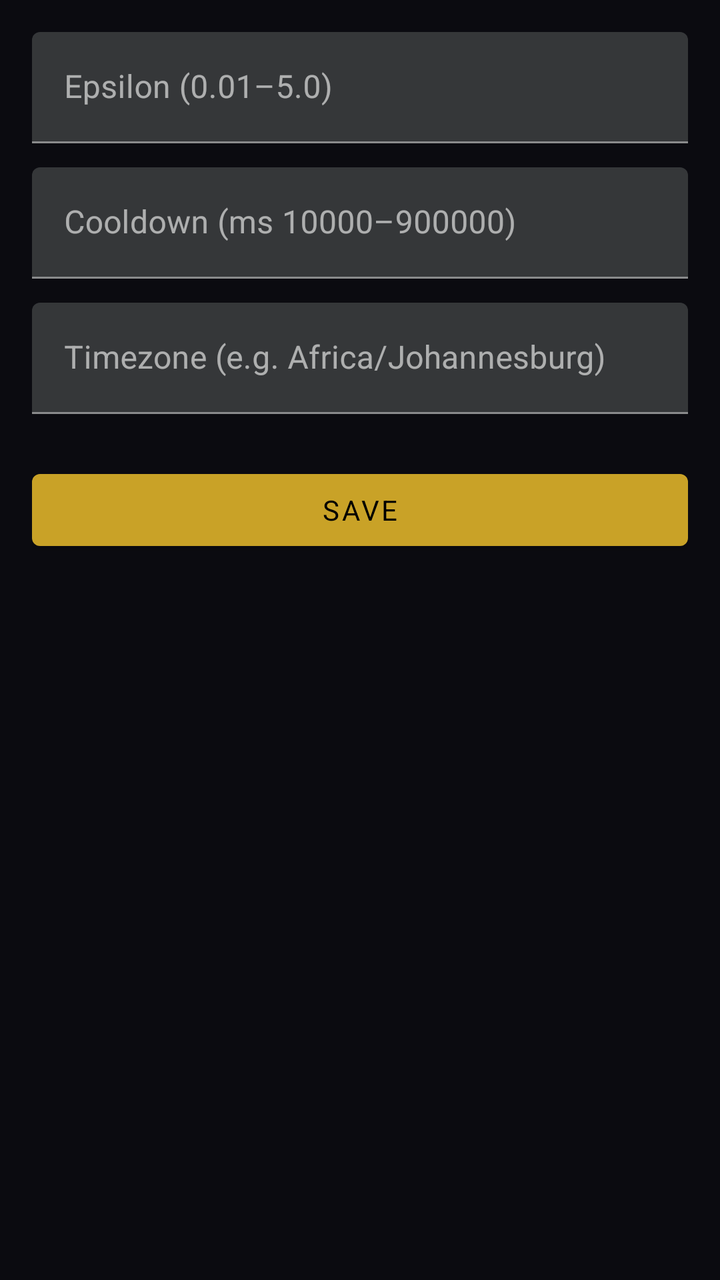
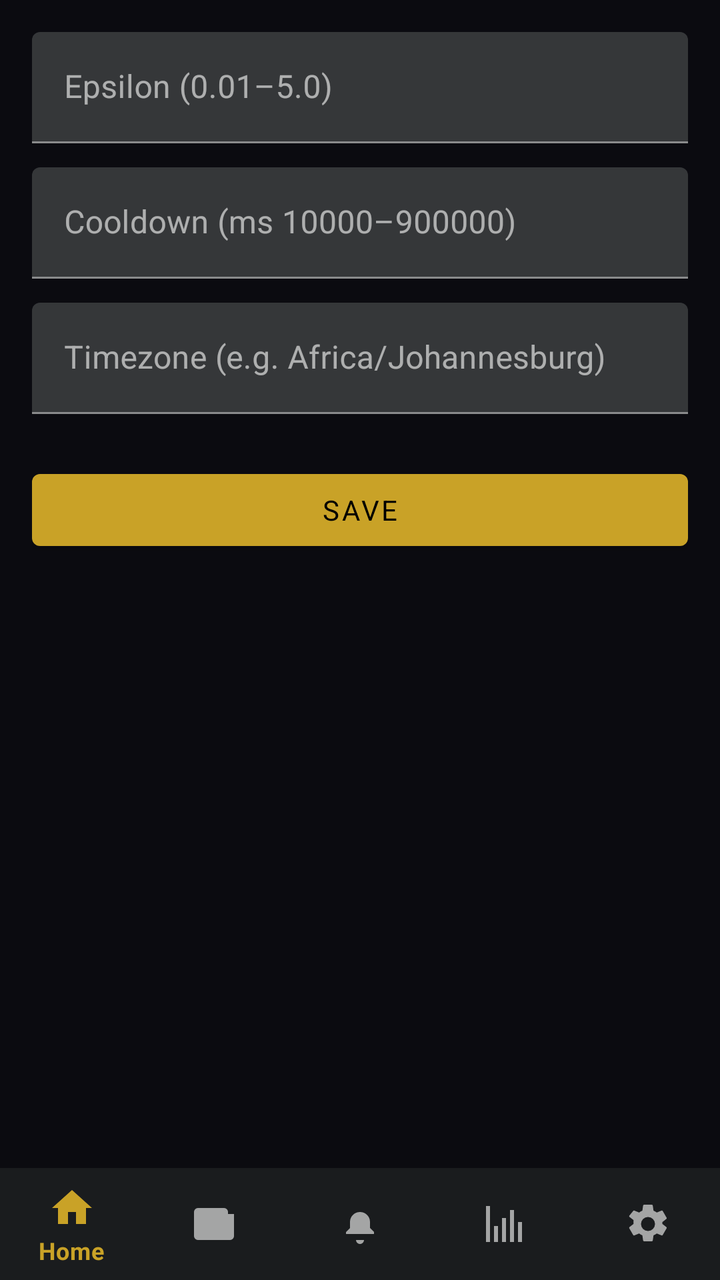

Compare the two renders of this Android layout. The source of the first and the diff that turns it into the second are given below.
<!-- AndroidManifest.xml: activity theme Theme.SniperFlow -->
<!-- res/layout/activity_settings.xml -->
<?xml version="1.0" encoding="utf-8"?>
<ScrollView xmlns:android="http://schemas.android.com/apk/res/android"
    android:layout_width="match_parent"
    android:layout_height="match_parent">
    <LinearLayout
        android:layout_width="match_parent"
        android:layout_height="wrap_content"
        android:orientation="vertical"
        android:padding="16dp">

        <com.google.android.material.textfield.TextInputLayout
            android:id="@+id/epsilonLayout"
            android:layout_width="match_parent"
            android:layout_height="wrap_content"
            android:hint="Epsilon (0.01–5.0)">

            <com.google.android.material.textfield.TextInputEditText
                android:id="@+id/epsilonInput"
                android:layout_width="match_parent"
                android:layout_height="wrap_content"
                android:inputType="numberDecimal" />
        </com.google.android.material.textfield.TextInputLayout>

        <com.google.android.material.textfield.TextInputLayout
            android:id="@+id/cooldownLayout"
            android:layout_width="match_parent"
            android:layout_height="wrap_content"
            android:layout_marginTop="12dp"
            android:hint="Cooldown (ms 10000–900000)">

            <com.google.android.material.textfield.TextInputEditText
                android:id="@+id/cooldownInput"
                android:layout_width="match_parent"
                android:layout_height="wrap_content"
                android:inputType="number" />
        </com.google.android.material.textfield.TextInputLayout>

        <com.google.android.material.textfield.TextInputLayout
            android:id="@+id/tzLayout"
            android:layout_width="match_parent"
            android:layout_height="wrap_content"
            android:layout_marginTop="12dp"
            android:hint="Timezone (e.g. Africa/Johannesburg)">

            <com.google.android.material.textfield.TextInputEditText
                android:id="@+id/tzInput"
                android:layout_width="match_parent"
                android:layout_height="wrap_content"
                android:inputType="text" />
        </com.google.android.material.textfield.TextInputLayout>

        <com.google.android.material.button.MaterialButton
            android:id="@+id/saveBtn"
            android:layout_width="match_parent"
            android:layout_height="wrap_content"
            android:layout_marginTop="24dp"
            android:text="Save" />

    </LinearLayout>
</ScrollView>
<!-- resources referenced by this layout -->
<resources>
  <style name="Theme.SniperFlow" parent="Theme.MaterialComponents.DayNight.NoActionBar">
          <item name="android:colorBackground">@color/colorBackground</item>
          <item name="android:textColor">@color/colorOnBackground</item>
          <item name="colorPrimary">@color/colorPrimary</item>
          <item name="colorOnPrimary">@color/colorOnPrimary</item>
          <item name="colorSurface">@color/colorSurface</item>
          <item name="colorOnSurface">@color/colorOnSurface</item>
          <item name="android:fontFamily">sans-serif</item>
          <item name="materialButtonStyle">@style/Widget.MaterialComponents.Button</item>
      </style>
  <color name="colorBackground">@color/sf_ink_black</color>
  <color name="colorOnBackground">#FFFFFFFF</color>
  <color name="colorPrimary">@color/sf_gold</color>
  <color name="colorOnPrimary">#FF000000</color>
  <color name="colorSurface">@color/sf_slate</color>
  <color name="colorOnSurface">#FFFFFFFF</color>
  <color name="sf_ink_black">#0B0B10</color>
  <color name="sf_gold">#C9A227</color>
  <color name="sf_slate">#1A1C1E</color>
</resources>

<!-- the commit's change to res/layout/activity_settings.xml (unified diff, before → after) -->
@@ -1,60 +1,74 @@
 <?xml version="1.0" encoding="utf-8"?>
-<ScrollView xmlns:android="http://schemas.android.com/apk/res/android"
+<LinearLayout xmlns:android="http://schemas.android.com/apk/res/android" xmlns:app="http://schemas.android.com/apk/res-auto"
     android:layout_width="match_parent"
-    android:layout_height="match_parent">
-    <LinearLayout
+    android:layout_height="match_parent"
+    android:orientation="vertical">
+
+    <ScrollView
+        android:layout_width="match_parent"
+        android:layout_height="0dp"
+        android:layout_weight="1">
+        <LinearLayout
+            android:layout_width="match_parent"
+            android:layout_height="wrap_content"
+            android:orientation="vertical"
+            android:padding="16dp">
+
+            <com.google.android.material.textfield.TextInputLayout
+                android:id="@+id/epsilonLayout"
+                android:layout_width="match_parent"
+                android:layout_height="wrap_content"
+                android:hint="Epsilon (0.01–5.0)">
+
+                <com.google.android.material.textfield.TextInputEditText
+                    android:id="@+id/epsilonInput"
+                    android:layout_width="match_parent"
+                    android:layout_height="wrap_content"
+                    android:inputType="numberDecimal" />
+            </com.google.android.material.textfield.TextInputLayout>
+
+            <com.google.android.material.textfield.TextInputLayout
+                android:id="@+id/cooldownLayout"
+                android:layout_width="match_parent"
+                android:layout_height="wrap_content"
+                android:layout_marginTop="12dp"
+                android:hint="Cooldown (ms 10000–900000)">
+
+                <com.google.android.material.textfield.TextInputEditText
+                    android:id="@+id/cooldownInput"
+                    android:layout_width="match_parent"
+                    android:layout_height="wrap_content"
+                    android:inputType="number" />
+            </com.google.android.material.textfield.TextInputLayout>
+
+            <com.google.android.material.textfield.TextInputLayout
+                android:id="@+id/tzLayout"
+                android:layout_width="match_parent"
+                android:layout_height="wrap_content"
+                android:layout_marginTop="12dp"
+                android:hint="Timezone (e.g. Africa/Johannesburg)">
+
+                <com.google.android.material.textfield.TextInputEditText
+                    android:id="@+id/tzInput"
+                    android:layout_width="match_parent"
+                    android:layout_height="wrap_content"
+                    android:inputType="text" />
+            </com.google.android.material.textfield.TextInputLayout>
+
+            <com.google.android.material.button.MaterialButton
+                android:id="@+id/saveBtn"
+                android:layout_width="match_parent"
+                android:layout_height="wrap_content"
+                android:layout_marginTop="24dp"
+                android:text="Save" />
+
+        </LinearLayout>
+    </ScrollView>
+
+    <com.google.android.material.bottomnavigation.BottomNavigationView
+        android:id="@+id/bottomNav"
         android:layout_width="match_parent"
         android:layout_height="wrap_content"
-        android:orientation="vertical"
-        android:padding="16dp">
+        app:menu="@menu/menu_bottom_nav" />
 
-        <com.google.android.material.textfield.TextInputLayout
-            android:id="@+id/epsilonLayout"
-            android:layout_width="match_parent"
-            android:layout_height="wrap_content"
-            android:hint="Epsilon (0.01–5.0)">
-
-            <com.google.android.material.textfield.TextInputEditText
-                android:id="@+id/epsilonInput"
-                android:layout_width="match_parent"
-                android:layout_height="wrap_content"
-                android:inputType="numberDecimal" />
-        </com.google.android.material.textfield.TextInputLayout>
-
-        <com.google.android.material.textfield.TextInputLayout
-            android:id="@+id/cooldownLayout"
-            android:layout_width="match_parent"
-            android:layout_height="wrap_content"
-            android:layout_marginTop="12dp"
-            android:hint="Cooldown (ms 10000–900000)">
-
-            <com.google.android.material.textfield.TextInputEditText
-                android:id="@+id/cooldownInput"
-                android:layout_width="match_parent"
-                android:layout_height="wrap_content"
-                android:inputType="number" />
-        </com.google.android.material.textfield.TextInputLayout>
-
-        <com.google.android.material.textfield.TextInputLayout
-            android:id="@+id/tzLayout"
-            android:layout_width="match_parent"
-            android:layout_height="wrap_content"
-            android:layout_marginTop="12dp"
-            android:hint="Timezone (e.g. Africa/Johannesburg)">
-
-            <com.google.android.material.textfield.TextInputEditText
-                android:id="@+id/tzInput"
-                android:layout_width="match_parent"
-                android:layout_height="wrap_content"
-                android:inputType="text" />
-        </com.google.android.material.textfield.TextInputLayout>
-
-        <com.google.android.material.button.MaterialButton
-            android:id="@+id/saveBtn"
-            android:layout_width="match_parent"
-            android:layout_height="wrap_content"
-            android:layout_marginTop="24dp"
-            android:text="Save" />
-
-    </LinearLayout>
-</ScrollView>
+</LinearLayout>
